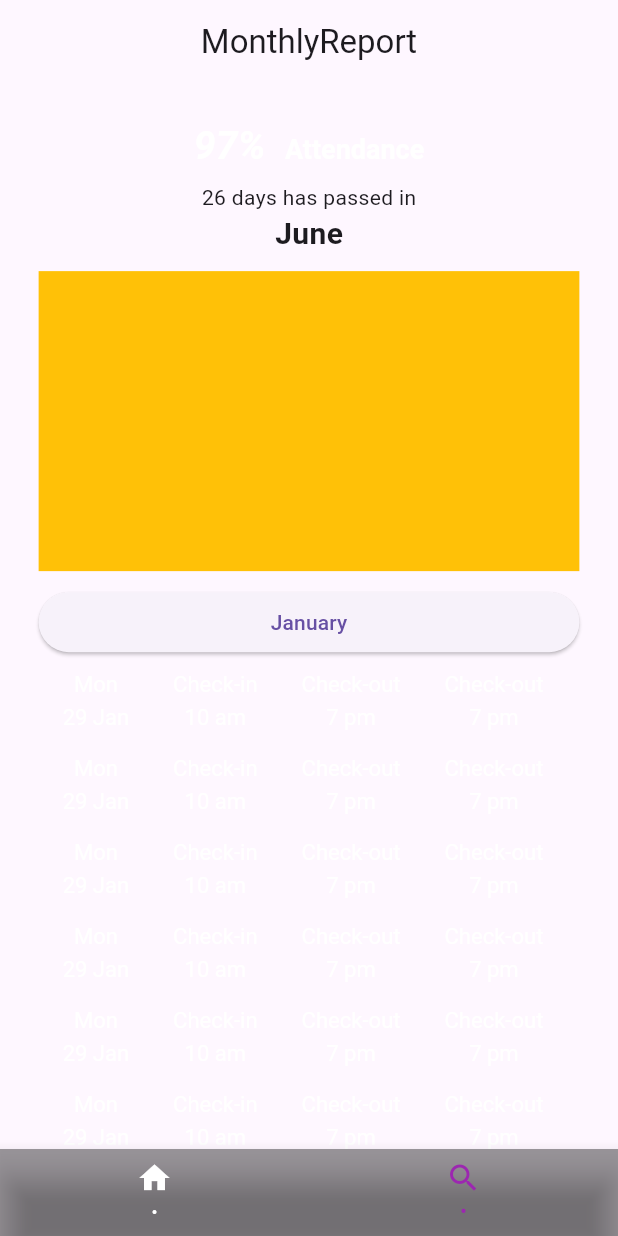
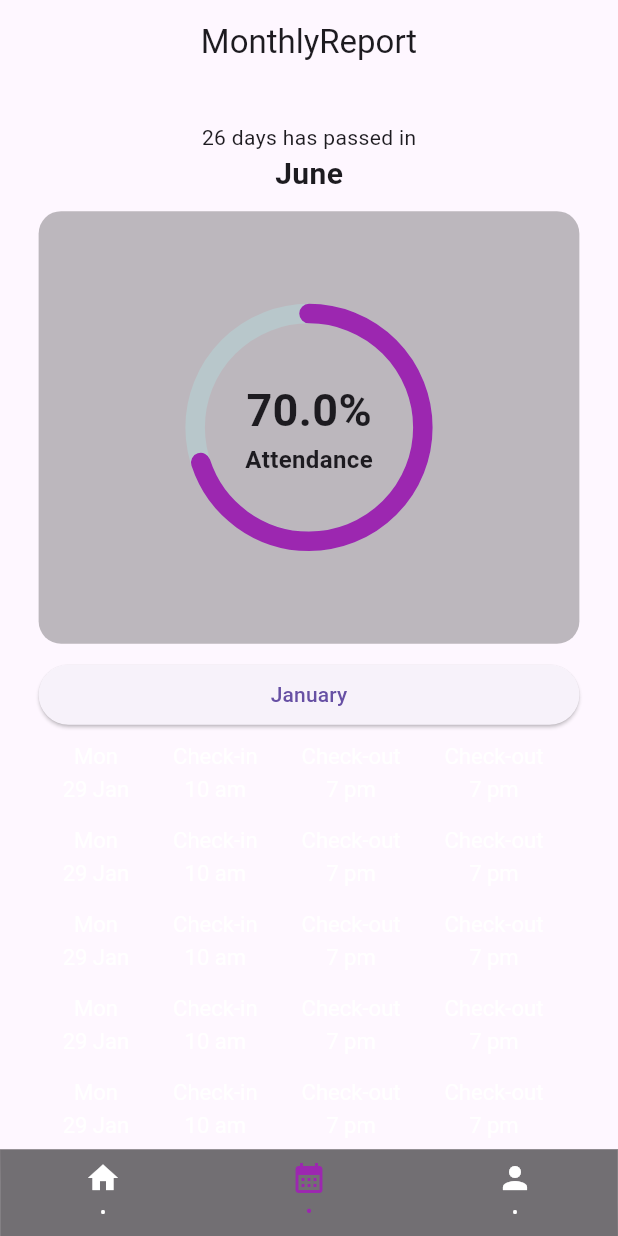
Before and after one commit to qmpgloba/attendance, a Flutter app: the screen it shows after launch, item 2 of the bottom bar chosen, on a phone screen of 412 x 824 dp. Run offline on Flutter 3.47's test engine with Material 3 defaults, Android fonts, the phone set to English and light mode, and no system bars; drawn by our look-alikes of percent_indicator; our stand-ins replace action_slider.

Commit message:
added percentage in monthlyreport

```diff
--- a/attendance/lib/core/constants/constants.dart
+++ b/attendance/lib/core/constants/constants.dart
@@ -1,6 +1,9 @@
 import 'package:attendance/presentation/home/home.dart';
 import 'package:attendance/presentation/monthly_report/monthly_report.dart';
+import 'package:attendance/presentation/profile/profile_screen.dart';
 
-final screens = [HomeScreen(),
-MonthlyReport()
+final screens = [
+  HomeScreen(),
+  MonthlyReport(),
+  ProfileScreen(),
 ];
--- a/attendance/lib/presentation/base/base_screen.dart
+++ b/attendance/lib/presentation/base/base_screen.dart
@@ -15,12 +15,14 @@ class _BaseScreenState extends State<BaseScreen> {
   Widget build(BuildContext context) {
     return Scaffold(
       bottomNavigationBar: BottomNavigationBar(
-        // elevation: 1,
+        elevation: 0.2,
           // fixedColor: kWhiteColor,
+
           unselectedItemColor: Colors.white,
           selectedItemColor: Colors.purple,
           currentIndex: _currentIndex,
           backgroundColor: Colors.black38,
+
           onTap: (value) {
             setState(() {
               _currentIndex = value;
@@ -32,9 +34,9 @@ class _BaseScreenState extends State<BaseScreen> {
                   Icons.home,
                 ),
                 label: '\u2022'),
-            BottomNavigationBarItem(icon: Icon(Icons.search), label: '\u2022'),
-            // BottomNavigationBarItem(
-            //     icon: Icon(Icons.add_box_outlined), label: '\u2022'),
+            BottomNavigationBarItem(icon: Icon(Icons.calendar_month), label: '\u2022'),
+            BottomNavigationBarItem(
+                icon: Icon(Icons.person), label: '\u2022'),
             // BottomNavigationBarItem(
             //     icon: Icon(Icons.notifications_none), label: '\u2022'),
             // BottomNavigationBarItem(icon: Icon(Icons.person), label: '\u2022')
--- a/attendance/lib/presentation/monthly_report/monthly_report.dart
+++ b/attendance/lib/presentation/monthly_report/monthly_report.dart
@@ -1,4 +1,5 @@
 import 'package:attendance/presentation/monthly_report/widgets/timing_chart.dart';
+import 'package:attendance/presentation/widgets/attendance_percentage_widget.dart';
 import 'package:attendance/presentation/widgets/widgets.dart';
 import 'package:flutter/material.dart';
 import 'package:intl/intl.dart';
@@ -16,42 +17,43 @@ class MonthlyReport extends StatelessWidget {
         title: const Text('MonthlyReport'),
         centerTitle: true,
       ),
-      body: SafeArea(
-          child: Padding(
+      body: Padding(
               padding: EdgeInsets.only(
       left: size.width / 16,
       right: size.width / 16,
       top: size.width / 16,
               ),
               child: NestedScrollView(
+      physics: BouncingScrollPhysics(),
+      // controller: FixedExtentScrollController(),
       headerSliverBuilder: (context, innerBoxIsScrolled) => [
         SliverToBoxAdapter(
           child: Center(
             child: Column(
-                  crossAxisAlignment: CrossAxisAlignment.center,
+              // crossAxisAlignment: CrossAxisAlignment.center,
               children: [
-                    RichText(
-                      text: const TextSpan(
-                        children: [
-                          TextSpan(
-                            text: '97%  ',
-                            style: TextStyle(
-                              fontStyle: FontStyle.italic,
-                              fontWeight: FontWeight.bold,
-                              fontSize: 26,
-                            ),
-                          ),
-                          TextSpan(
-                            text: 'Attendance',
-                            style: TextStyle(
-                              fontWeight: FontWeight.bold,
-                              fontSize: 18,
-                            ),
-                          ),
-                        ],
-                      ),
-                    ),
-                    height(10),
+                // RichText(
+                //   text: const TextSpan(
+                //     children: [
+                //       TextSpan(
+                //         text: '97%  ',
+                //         style: TextStyle(
+                //           fontStyle: FontStyle.italic,
+                //           fontWeight: FontWeight.bold,
+                //           fontSize: 26,
+                //         ),
+                //       ),
+                //       TextSpan(
+                //         text: 'Attendance',
+                //         style: TextStyle(
+                //           fontWeight: FontWeight.bold,
+                //           fontSize: 18,
+                //         ),
+                //       ),
+                //     ],
+                //   ),
+                // ),
+                // height(10),
                 const Text('26 days has passed in'),
                 const Text(
                   'June',
@@ -61,10 +63,7 @@ class MonthlyReport extends StatelessWidget {
                   ),
                 ),
                 height(10),
-                    Container(
-                      height: 200,
-                      color: Colors.amber,
-                    ),
+               AttendancePercentageWidget(size: size),
                 height(10),
                 SizedBox(
                   width: size.width,
@@ -84,9 +83,10 @@ class MonthlyReport extends StatelessWidget {
           ),
         ),
       ],
-          body: MonthlyTimings(size: size),
+      body:
+       MonthlyTimings(size: size),
               ),
-      )),
+            ),
     );
   }
 }
--- a/attendance/lib/presentation/monthly_report/widgets/timing_chart.dart
+++ b/attendance/lib/presentation/monthly_report/widgets/timing_chart.dart
@@ -12,7 +12,7 @@ class MonthlyTimings extends StatelessWidget {
   @override
   Widget build(BuildContext context) {
     return ListView.builder(
-      itemCount: 10,
+      itemCount: 5,
       shrinkWrap: true,
       itemBuilder: (context, index) {
         return ListTile(
--- /dev/null
+++ b/attendance/lib/presentation/profile/profile_screen.dart
@@ -0,0 +1,15 @@
+import 'package:flutter/material.dart';
+
+class ProfileScreen extends StatelessWidget {
+  const ProfileScreen({super.key});
+
+  @override
+  Widget build(BuildContext context) {
+    return Scaffold(
+      appBar: AppBar(
+        title: Text('Employee name'),
+        centerTitle: true,
+      ),
+    );
+  }
+}
```
Lines whose indentation alone changed are shown as unchanged.
